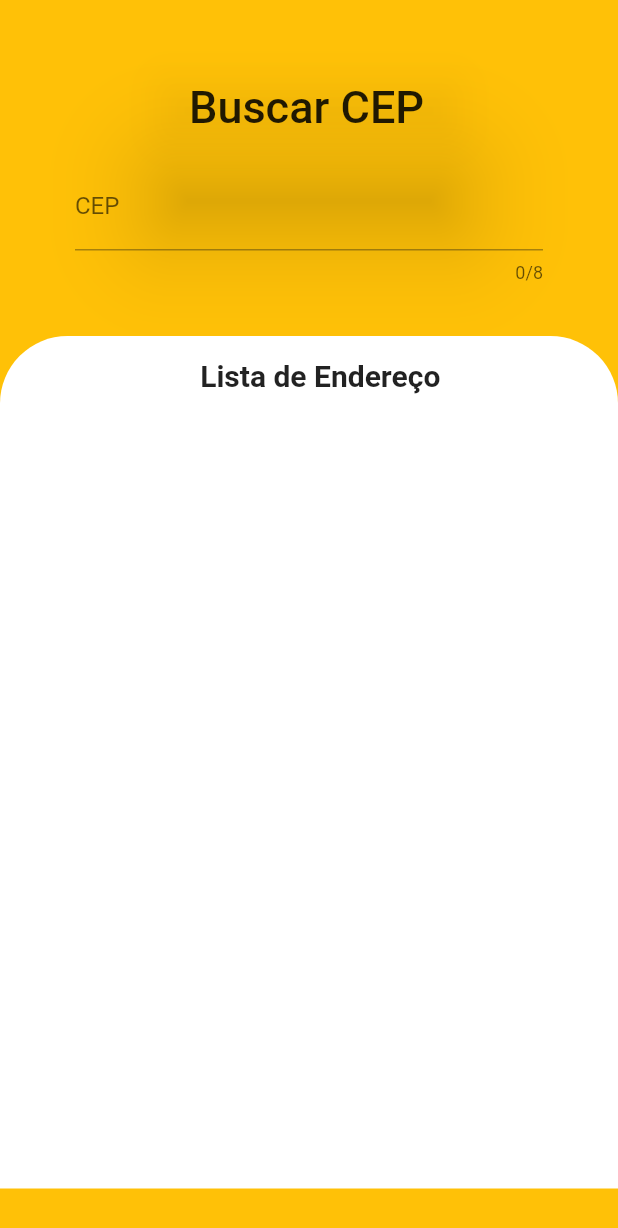
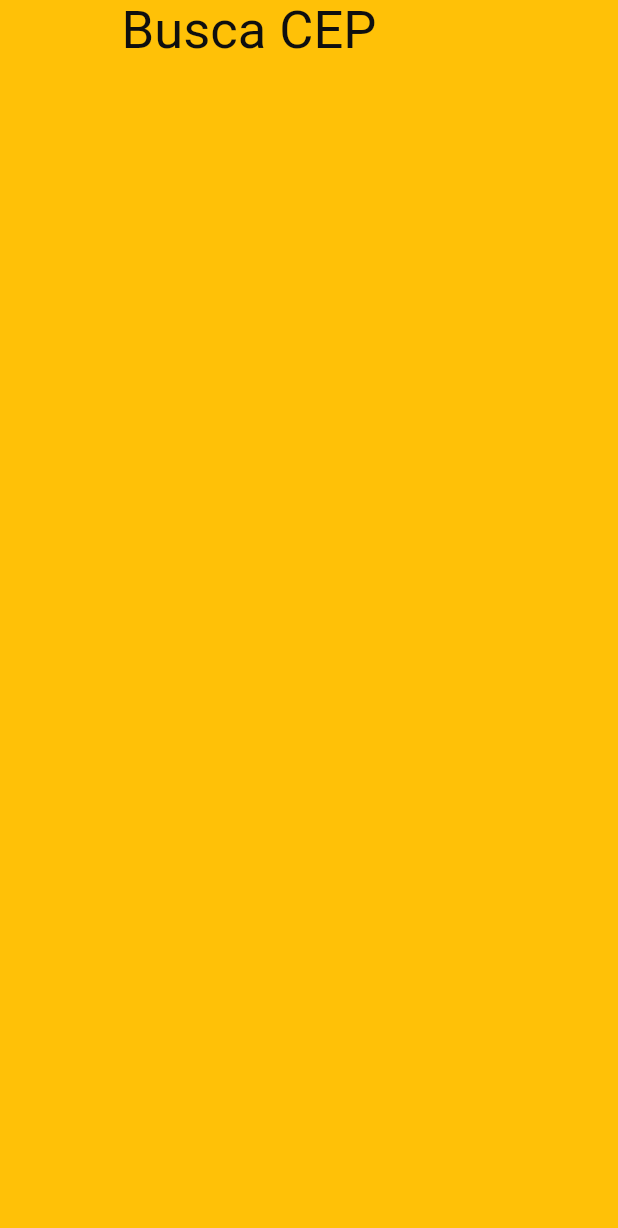
Before and after one commit to absjuniordev/consulta_cep, a Flutter app: the first screen one second after launch, on a phone screen of 412 x 824 dp. Shown: the top 1228 px of the screen. Run offline on Flutter 3.47's test engine with Material 2 defaults, Android fonts, the phone set to English and light mode, and no system bars; drawn by our look-alikes of animated_text_kit; our stand-ins replace dio, flutter_dotenv.

```diff
--- a/lib/main.dart
+++ b/lib/main.dart
@@ -1,4 +1,5 @@
 import 'package:flutter/material.dart';
+import 'package:viacep/page/splash_page.dart';
 import 'package:viacep/page/viacep_page.dart';
 
 void main() {
@@ -18,7 +19,7 @@ class MyApp extends StatelessWidget {
         colorScheme: ColorScheme.fromSeed(
             seedColor: const Color.fromARGB(255, 214, 194, 10)),
       ),
-      home: const ViaCEPPage(),
+      home: const SplashPage(),
     );
   }
 }
--- /dev/null
+++ b/lib/page/splash_page.dart
@@ -0,0 +1,59 @@
+import 'package:animated_text_kit/animated_text_kit.dart';
+import 'package:flutter/material.dart';
+import 'package:viacep/page/viacep_page.dart';
+
+class SplashPage extends StatefulWidget {
+  const SplashPage({super.key});
+
+  @override
+  State<SplashPage> createState() => _SplashPageState();
+}
+
+class _SplashPageState extends State<SplashPage> {
+  @override
+  Widget build(BuildContext context) {
+    return SafeArea(
+        child: Scaffold(
+      backgroundColor: Colors.amber,
+      body: Center(
+        child: Column(
+          children: [
+            SizedBox(
+              width: 250.0,
+              child: DefaultTextStyle(
+                style: const TextStyle(
+                  fontSize: 35,
+                  color: Color.fromARGB(255, 15, 15, 15),
+                  // shadows: [
+                  //   Shadow(
+                  //     blurRadius: 7.0,
+                  //     color: Color.fromARGB(255, 22, 7, 238),
+                  //     offset: Offset(0, 0),
+                  //   ),
+                  // ],
+                ),
+                child: AnimatedTextKit(
+                  totalRepeatCount: 1,
+                  repeatForever: false,
+                  onFinished: () {
+                    Navigator.pushReplacement(
+                      context,
+                      MaterialPageRoute(
+                        builder: (builder) => const ViaCEPPage(),
+                      ),
+                    );
+                  },
+                  animatedTexts: [
+                    FlickerAnimatedText('Busca CEP'),
+                    FlickerAnimatedText('Seu App'),
+                    FlickerAnimatedText("de buscas"),
+                  ],
+                ),
+              ),
+            ),
+          ],
+        ),
+      ),
+    ));
+  }
+}
--- a/pubspec.yaml
+++ b/pubspec.yaml
@@ -33,12 +33,14 @@ dependencies:
   dio:  5.3.3
   http: ^1.1.0
   flutter_dotenv: ^5.1.0
-
+  animated_text_kit: ^4.2.2
 
 
   # The following adds the Cupertino Icons font to your application.
   # Use with the CupertinoIcons class for iOS style icons.
   cupertino_icons: ^1.0.2
+  percent_indicator: ^4.2.3
+  brasil_fields: ^1.14.0
 
 dev_dependencies:
   flutter_test:
```
Also changed, not shown: lib/page/viacep_page.dart (+83 -62 lines), lib/utils/datalhes_pop.dart (added, +69 -0 lines), pubspec.lock.
